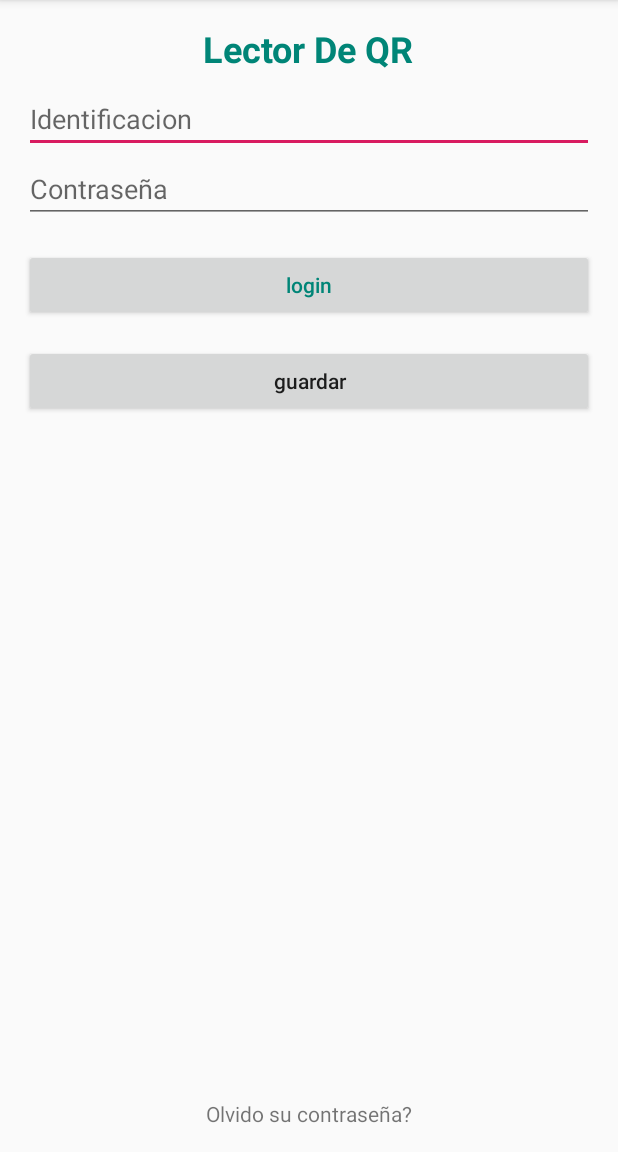
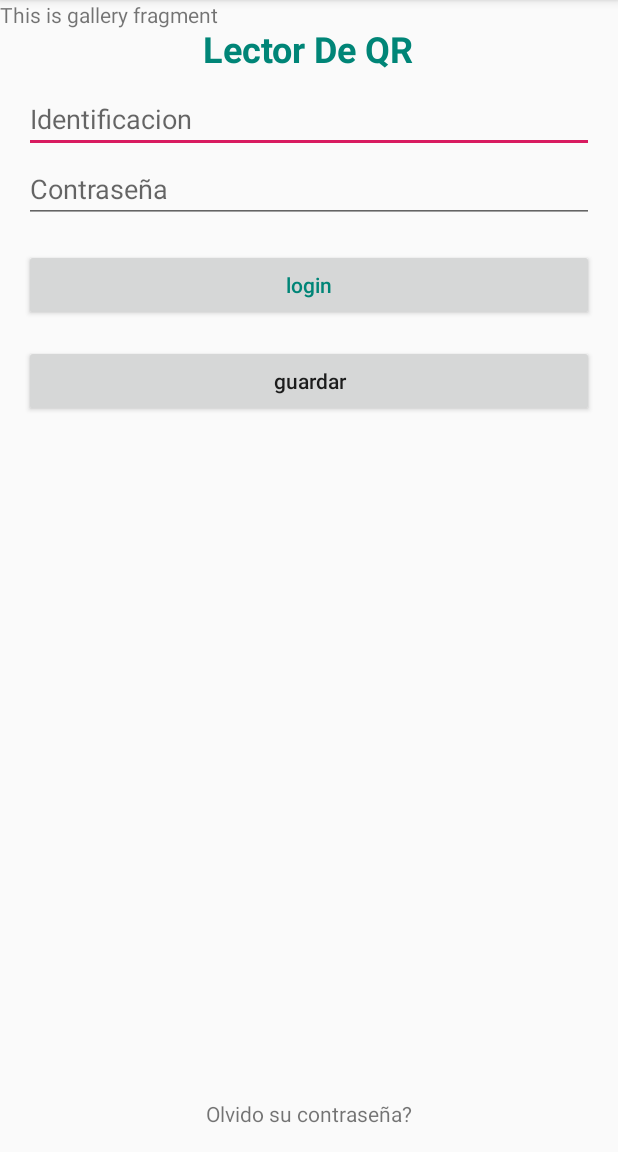
Before and after one commit to afmera/BookingProject2, an Android app: the fragment GalleryFragment shown on its own in the app's theme, on a phone screen of 412 x 824 dp, the part 84-1236 px from its top. Run offline under Robolectric (Android 15) with nearby library versions, the phone set to English and light mode, and no system bars.

Commit message:
Ya funciono la implemtacion, falla lainstacion.

```diff
--- a/app/build.gradle
+++ b/app/build.gradle
@@ -22,7 +22,6 @@ android {
 
 dependencies {
     implementation fileTree(dir: 'libs', include: ['*.jar'])
-    implementation 'com.github.kenglxn.QRGen:android:2.5.0' //No funciona
     implementation 'androidx.appcompat:appcompat:1.1.0'
     implementation 'androidx.constraintlayout:constraintlayout:1.1.3'
     implementation 'com.google.firebase:firebase-auth:16.0.5'
@@ -33,6 +32,9 @@ dependencies {
     implementation 'androidx.navigation:navigation-fragment:2.0.0'
     implementation 'androidx.navigation:navigation-ui:2.0.0'
     implementation 'androidx.lifecycle:lifecycle-extensions:2.0.0'
+
+    implementation 'com.github.kenglxn.QRGen:android:2.5.0'
+
     testImplementation 'junit:junit:4.12'
     androidTestImplementation 'androidx.test:runner:1.2.0'
     androidTestImplementation 'androidx.test.espresso:espresso-core:3.2.0'
--- a/app/src/main/res/layout/fragment_gallery.xml
+++ b/app/src/main/res/layout/fragment_gallery.xml
@@ -4,6 +4,10 @@
     xmlns:app="http://schemas.android.com/apk/res-auto"
     android:layout_width="match_parent"
     android:layout_height="match_parent">
+    <TextView
+        android:id="@+id/text_gallery"
+        android:layout_width="match_parent"
+        android:layout_height="wrap_content"/>
     <TextView
         android:text="Lector De QR"
         android:id="@+id/loginTv1"
--- a/build.gradle
+++ b/build.gradle
@@ -4,7 +4,7 @@ buildscript {
     repositories {
         google()
         jcenter()
-        maven { url "https://jitpack.io" }
+
     }
     dependencies {
         classpath 'com.android.tools.build:gradle:3.5.0'
@@ -19,7 +19,7 @@ allprojects {
     repositories {
         google()
         jcenter()
-
+        maven { url "https://jitpack.io" }
     }
 }
 
```
Also changed, not shown: 2 other files.
